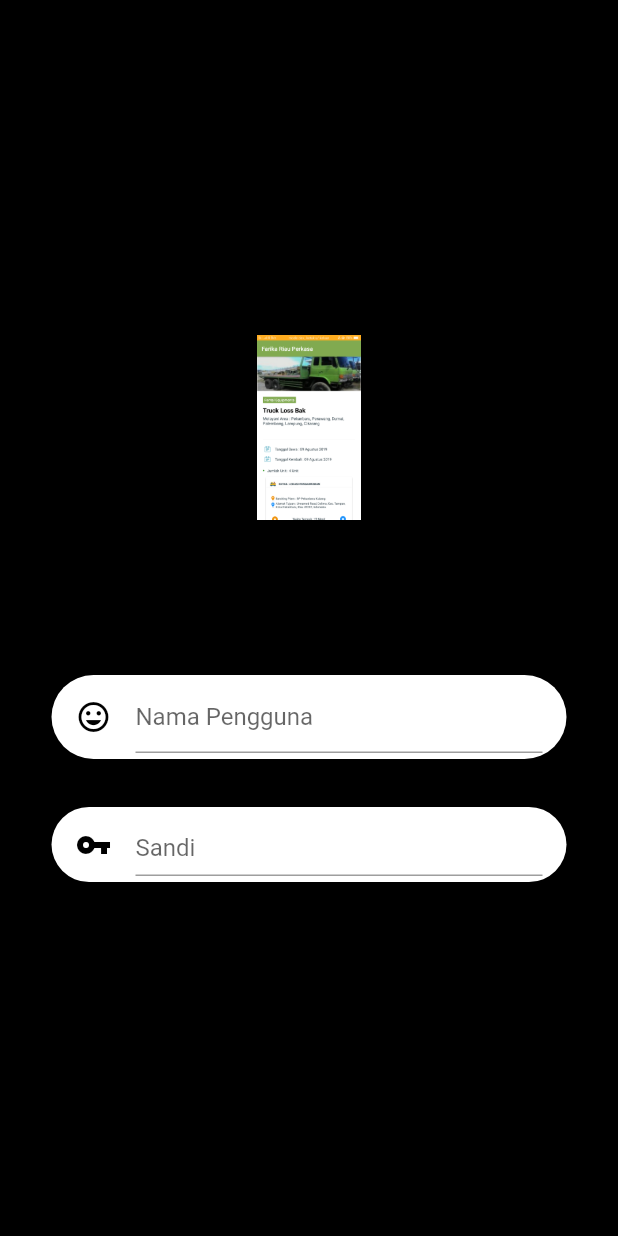
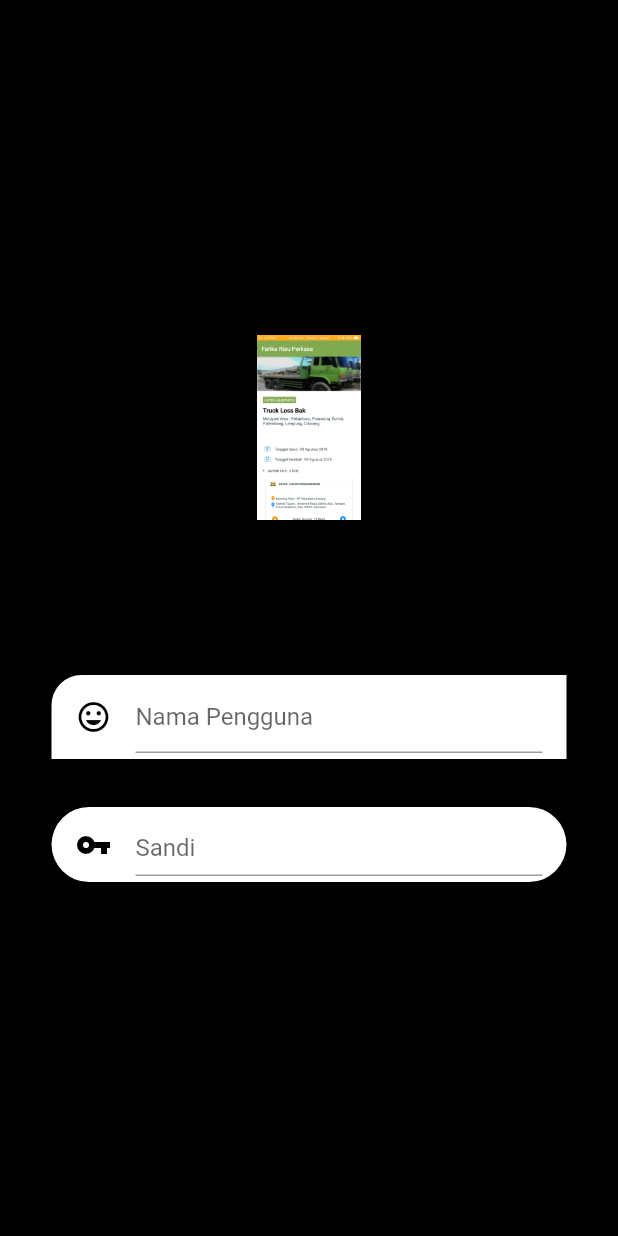
Before and after one commit to kilerz/login-crud-flutter, a Flutter app: the screen it shows after launch, on a phone screen of 412 x 824 dp. Run offline on Flutter 3.47's test engine with Material 2 defaults, Android fonts, the phone set to English and light mode, and no system bars; accounts and stored records are empty.

Commit message:
yang kata purna tidak ada

```diff
--- a/lib/main.dart
+++ b/lib/main.dart
@@ -96,7 +96,9 @@ class _LoginPageState extends State<LoginPage> {
                       padding: EdgeInsets.only(
                           top: 4, left: 16, right: 16, bottom: 4),
                       decoration: BoxDecoration(
-                          borderRadius: BorderRadius.all(Radius.circular(50)),
+                          borderRadius: new BorderRadius.only(
+                            topLeft: new Radius.circular(20.0)
+                          ),
                           color: Colors.white,
                           boxShadow: [
                             BoxShadow(color: Colors.black12, blurRadius: 5)
```
